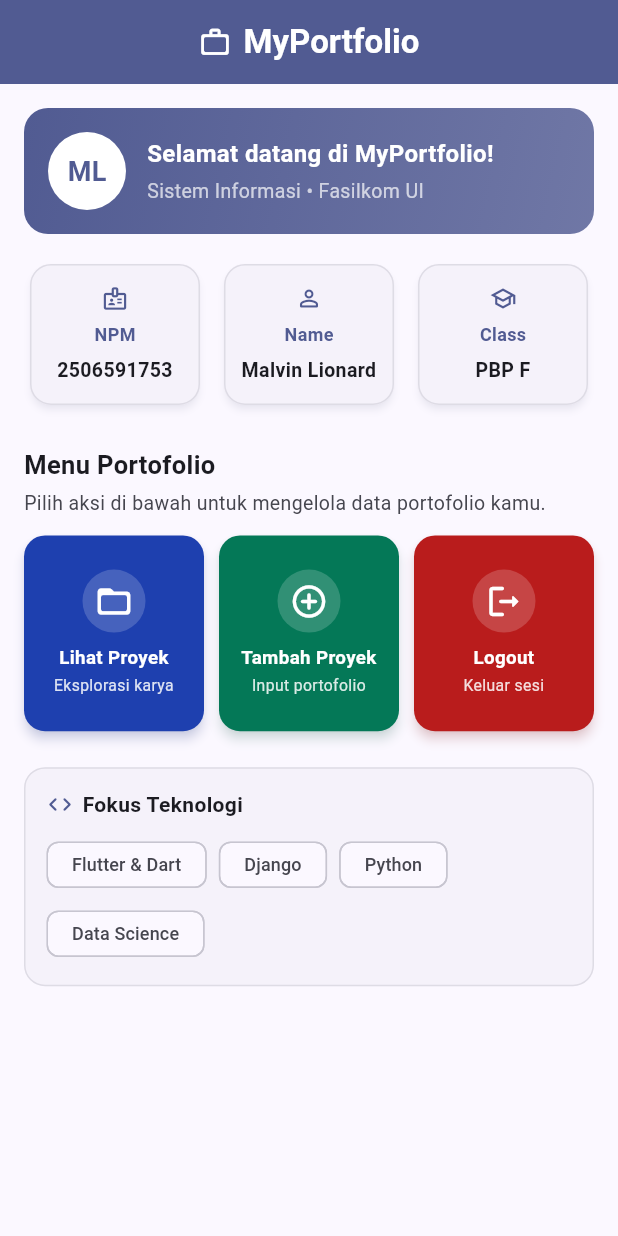
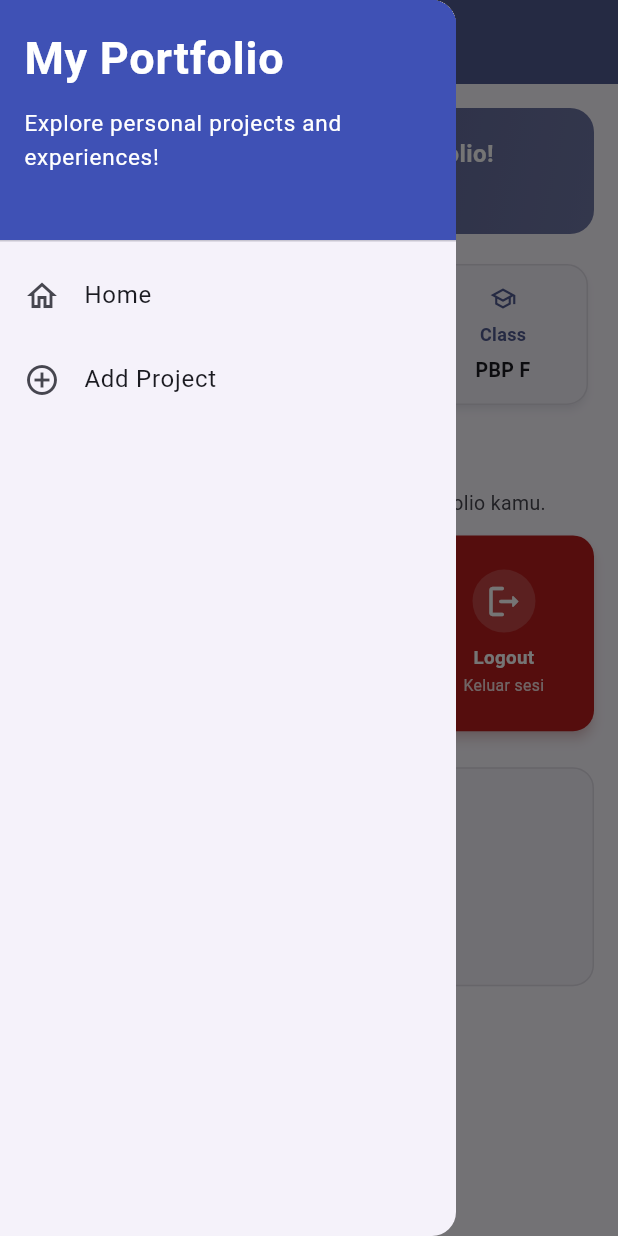
Before and after one commit to malvlionn/myportofolio_mobile, a Flutter app: the screen it shows after launch, with the side drawer open (before the commit the screen has no drawer), on a phone screen of 412 x 824 dp. Run offline on Flutter 3.47's test engine with Material 3 defaults, Android fonts, the phone set to English and light mode, and no system bars; our stand-ins replace material_ui.

Commit message:
complete Tutorial 9

```diff
--- a/lib/main.dart
+++ b/lib/main.dart
@@ -1,5 +1,5 @@
-import 'package:flutter/material.dart';
-import 'package:myportofolio_mobile/menu.dart';
+import 'package:material_ui/material_ui.dart';
+import 'package:myportofolio_mobile/screens/menu.dart';
 
 void main() {
   runApp(const MyApp());
--- a/lib/models/item_homepage.dart
+++ b/lib/models/item_homepage.dart
@@ -1,4 +1,4 @@
-import 'package:flutter/material.dart';
+import 'package:material_ui/material_ui.dart';
 
 class ItemHomepage {
   final String name;
--- a/lib/menu.dart
+++ b/lib/screens/menu.dart
@@ -1,7 +1,8 @@
-import 'package:flutter/material.dart';
+import 'package:material_ui/material_ui.dart';
 import 'package:myportofolio_mobile/models/item_homepage.dart';
 import 'package:myportofolio_mobile/widgets/info_card.dart';
 import 'package:myportofolio_mobile/widgets/item_card.dart';
+import 'package:myportofolio_mobile/widgets/left_drawer.dart';
 
 export 'package:myportofolio_mobile/models/item_homepage.dart';
 export 'package:myportofolio_mobile/widgets/info_card.dart';
@@ -65,8 +66,10 @@ class MyHomePage extends StatelessWidget {
         ),
         centerTitle: true,
         backgroundColor: colorScheme.primary,
+        iconTheme: const IconThemeData(color: Colors.white),
         elevation: 0,
       ),
+      drawer: const LeftDrawer(),
       body: SingleChildScrollView(
         padding: const EdgeInsets.all(16.0),
         child: Column(
--- a/lib/widgets/info_card.dart
+++ b/lib/widgets/info_card.dart
@@ -1,4 +1,4 @@
-import 'package:flutter/material.dart';
+import 'package:material_ui/material_ui.dart';
 
 class InfoCard extends StatelessWidget {
   final String title;
--- /dev/null
+++ b/lib/widgets/left_drawer.dart
@@ -0,0 +1,69 @@
+import 'package:material_ui/material_ui.dart';
+import 'package:myportofolio_mobile/screens/menu.dart';
+import 'package:myportofolio_mobile/screens/project_form.dart';
+
+class LeftDrawer extends StatelessWidget {
+  const LeftDrawer({super.key});
+
+  @override
+  Widget build(BuildContext context) {
+    return Drawer(
+      child: ListView(
+        children: [
+          const DrawerHeader(
+            decoration: BoxDecoration(
+              color: Colors.indigo,
+            ),
+            child: Column(
+              crossAxisAlignment: CrossAxisAlignment.start,
+              children: [
+                Text(
+                  'My Portfolio',
+                  style: TextStyle(
+                    fontSize: 30,
+                    fontWeight: FontWeight.bold,
+                    color: Colors.white,
+                  ),
+                ),
+                SizedBox(height: 10),
+                Text(
+                  'Explore personal projects and experiences!',
+                  style: TextStyle(
+                    fontSize: 15,
+                    color: Colors.white,
+                  ),
+                ),
+              ],
+            ),
+          ),
+          ListTile(
+            leading: const Icon(Icons.home_outlined),
+            title: const Text('Home'),
+            // Navigasi ke halaman utama portofolio
+            onTap: () {
+              Navigator.pushReplacement(
+                context,
+                MaterialPageRoute(
+                  builder: (context) => MyHomePage(),
+                ),
+              );
+            },
+          ),
+          ListTile(
+            leading: const Icon(Icons.add_circle_outline),
+            title: const Text('Add Project'),
+            // Navigasi ke halaman tambah proyek
+            onTap: () {
+              Navigator.pushReplacement(
+                context,
+                MaterialPageRoute(
+                  builder: (context) => const ProjectFormPage(),
+                ),
+              );
+            },
+          ),
+        ],
+      ),
+    );
+  }
+}
--- a/pubspec.yaml
+++ b/pubspec.yaml
@@ -34,6 +34,7 @@ dependencies:
   # The following adds the Cupertino Icons font to your application.
   # Use with the CupertinoIcons class for iOS style icons.
   cupertino_icons: ^1.0.8
+  material_ui: ^1.11.0
 
 dev_dependencies:
   flutter_test:
```
Also changed, not shown: lib/screens/project_form.dart (added, +215 -0 lines), lib/widgets/item_card.dart (+10 -1 lines), pubspec.lock.
